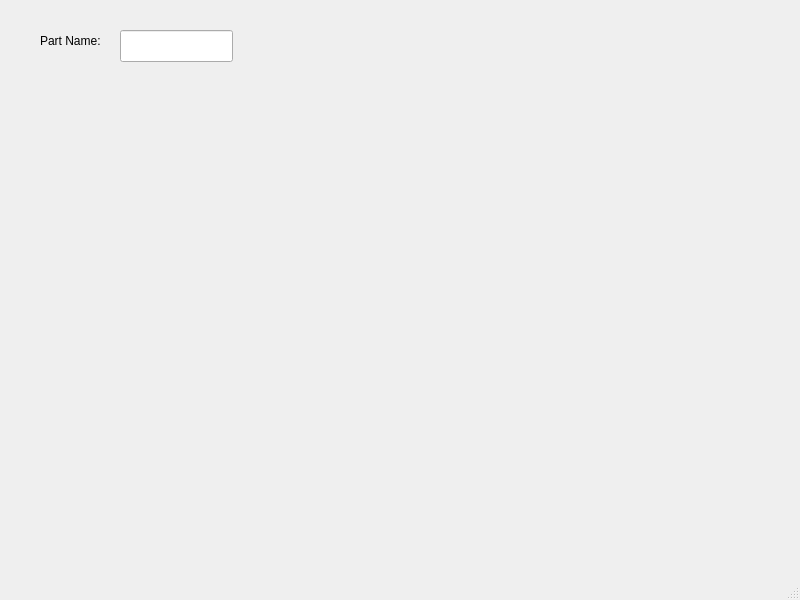
Old version of the form CreateNew.ui in the repository nlinthacum/SeniorDesignGUI.
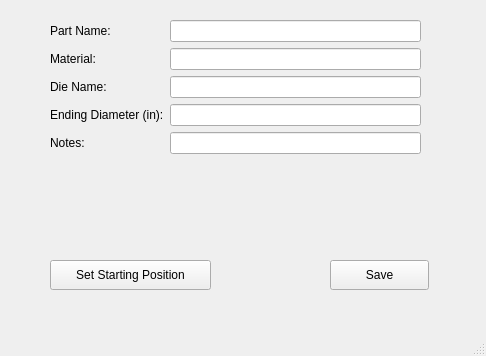
New version of the form.

Commit message: functionality to create a new and save its details. Classes for seal and SealList

```diff
--- a/CreateNew.ui
+++ b/CreateNew.ui
@@ -6,37 +6,106 @@
    <rect>
     <x>0</x>
     <y>0</y>
-    <width>800</width>
-    <height>600</height>
+    <width>486</width>
+    <height>356</height>
    </rect>
   </property>
   <property name="windowTitle">
    <string>MainWindow</string>
   </property>
   <widget class="QWidget" name="centralwidget">
-   <widget class="QLineEdit" name="lineEdit">
+   <widget class="QPushButton" name="create_new_save_button">
     <property name="geometry">
      <rect>
-      <x>120</x>
-      <y>30</y>
-      <width>113</width>
-      <height>32</height>
+      <x>330</x>
+      <y>260</y>
+      <width>99</width>
+      <height>30</height>
      </rect>
     </property>
+    <property name="text">
+     <string>Save</string>
+    </property>
    </widget>
-   <widget class="QLabel" name="label">
+   <widget class="QPushButton" name="pushButton_2">
     <property name="geometry">
      <rect>
-      <x>40</x>
-      <y>30</y>
-      <width>91</width>
-      <height>22</height>
+      <x>50</x>
+      <y>260</y>
+      <width>161</width>
+      <height>30</height>
      </rect>
     </property>
     <property name="text">
-     <string>Part Name:</string>
+     <string>Set Starting Position</string>
     </property>
    </widget>
+   <widget class="QWidget" name="formLayoutWidget">
+    <property name="geometry">
+     <rect>
+      <x>50</x>
+      <y>20</y>
+      <width>371</width>
+      <height>211</height>
+     </rect>
+    </property>
+    <layout class="QFormLayout" name="formLayout_2">
+     <item row="0" column="0">
+      <widget class="QLabel" name="label">
+       <property name="text">
+        <string>Part Name:</string>
+       </property>
+      </widget>
+     </item>
+     <item row="1" column="0">
+      <widget class="QLabel" name="label_2">
+       <property name="text">
+        <string>Material:</string>
+       </property>
+      </widget>
+     </item>
+     <item row="2" column="0">
+      <widget class="QLabel" name="label_3">
+       <property name="text">
+        <string>Die Name:</string>
+       </property>
+      </widget>
+     </item>
+     <item row="3" column="0">
+      <widget class="QLabel" name="label_5">
+       <property name="text">
+        <string>Ending Diameter (in):</string>
+       </property>
+      </widget>
+     </item>
+     <item row="4" column="0">
+      <widget class="QLabel" name="label_4">
+       <property name="text">
+        <string>Notes:</string>
+       </property>
+      </widget>
+     </item>
+     <item row="0" column="1">
+      <widget class="QLineEdit" name="part_name_line">
+       <property name="text">
+        <string/>
+       </property>
+      </widget>
+     </item>
+     <item row="1" column="1">
+      <widget class="QLineEdit" name="material_line"/>
+     </item>
+     <item row="2" column="1">
+      <widget class="QLineEdit" name="die_name_line"/>
+     </item>
+     <item row="3" column="1">
+      <widget class="QLineEdit" name="ending_diameter_line"/>
+     </item>
+     <item row="4" column="1">
+      <widget class="QLineEdit" name="notes_line"/>
+     </item>
+    </layout>
+   </widget>
   </widget>
   <widget class="QMenuBar" name="menubar">
    <property name="geometry">
```
Left out of the diff: 2 changed lines with no effect on the pictures. The commit also changes 2 other files.
